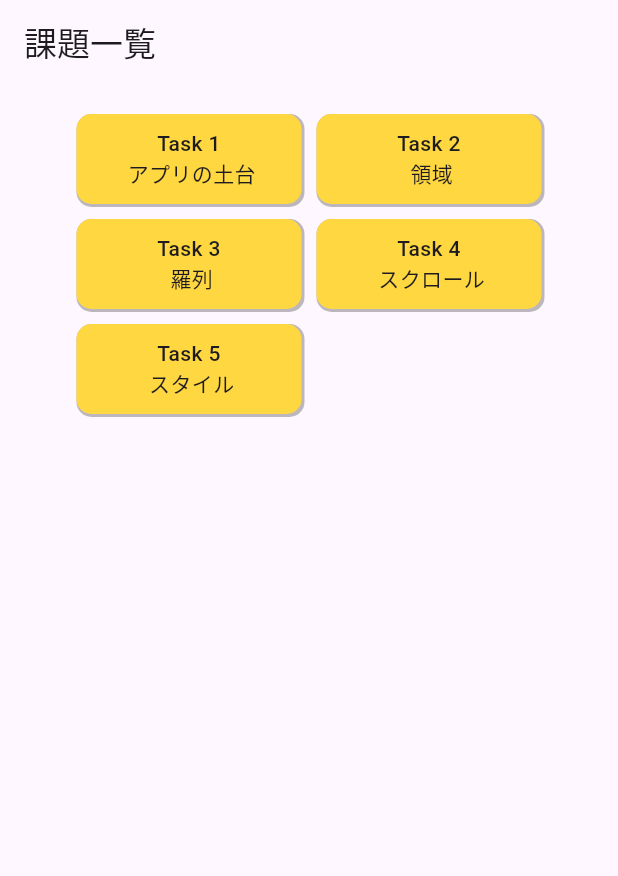
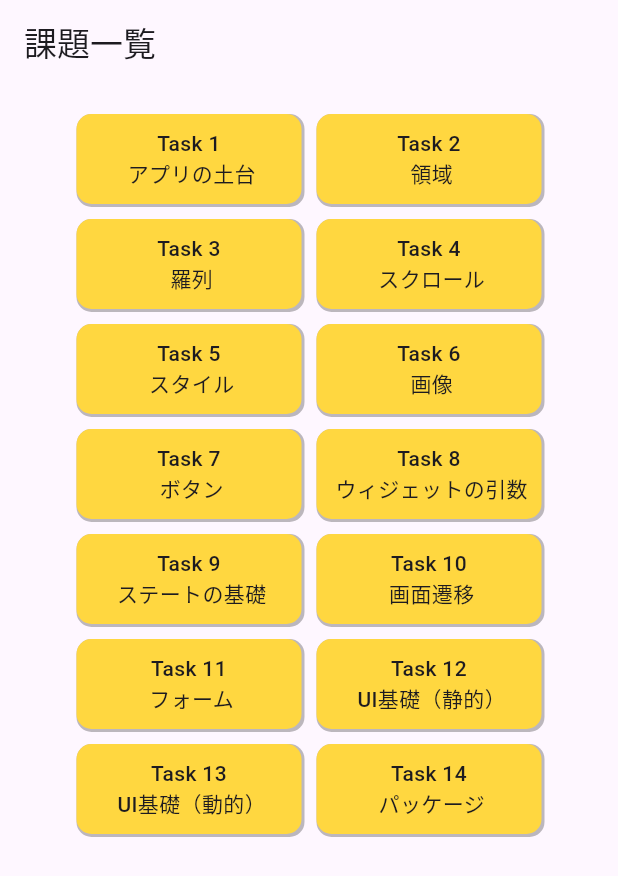
Before and after one commit to kurogoma-flutter/flutter_beginner_learning, a Flutter app: the screen it shows after launch, on a phone screen of 412 x 824 dp. Shown: the top 876 px of the screen. Run offline on Flutter 3.47's test engine with Material 2 defaults, Android fonts, the phone set to English and light mode, and no system bars; our stand-ins replace go_router; Roboto replaces fonts that are missing (Yusei_Magic).

Commit message:
課題ファイル追加

```diff
--- a/lib/00_task_list/task_list.dart
+++ b/lib/00_task_list/task_list.dart
@@ -38,6 +38,42 @@ class TaskListPage extends StatelessWidget {
                 _TaskButton(
                   label: 'Task 5 \n スタイル',
                   routeName: '/task5',
+                ),
+                _TaskButton(
+                  label: 'Task 6 \n 画像',
+                  routeName: '/task6',
+                ),
+                _TaskButton(
+                  label: 'Task 7 \n ボタン',
+                  routeName: '/task7',
+                ),
+                _TaskButton(
+                  label: 'Task 8 \n ウィジェットの引数',
+                  routeName: '/task8',
+                ),
+                _TaskButton(
+                  label: 'Task 9 \n ステートの基礎',
+                  routeName: '/task9',
+                ),
+                _TaskButton(
+                  label: 'Task 10 \n 画面遷移',
+                  routeName: '/task10',
+                ),
+                _TaskButton(
+                  label: 'Task 11 \n フォーム',
+                  routeName: '/',
+                ),
+                _TaskButton(
+                  label: 'Task 12 \n UI基礎（静的）',
+                  routeName: '/',
+                ),
+                _TaskButton(
+                  label: 'Task 13 \n UI基礎（動的）',
+                  routeName: '/',
+                ),
+                _TaskButton(
+                  label: 'Task 14 \n パッケージ',
+                  routeName: '/',
                 ),
               ],
             ),
--- a/lib/router.dart
+++ b/lib/router.dart
@@ -5,6 +5,11 @@ import 'package:flutter_beginner_learning/02_widget_area/explain.dart';
 import 'package:flutter_beginner_learning/03_line_up/explain.dart';
 import 'package:flutter_beginner_learning/04_scroll/explain.dart';
 import 'package:flutter_beginner_learning/05_style/explain.dart';
+import 'package:flutter_beginner_learning/06_image/explain.dart';
+import 'package:flutter_beginner_learning/07_button/explain.dart';
+import 'package:flutter_beginner_learning/08_params/explain.dart';
+import 'package:flutter_beginner_learning/09_state/explain.dart';
+import 'package:flutter_beginner_learning/10_navigator/explain.dart';
 import 'package:go_router/go_router.dart';
 
 final GoRouter router = GoRouter(
@@ -58,6 +63,46 @@ final GoRouter router = GoRouter(
         child: const Task5(),
       ),
     ),
+    GoRoute(
+      path: '/task6',
+      pageBuilder: (BuildContext context, GoRouterState state) =>
+          NoAnimationTransition(
+        key: state.pageKey,
+        child: const Task6(),
+      ),
+    ),
+    GoRoute(
+      path: '/task7',
+      pageBuilder: (BuildContext context, GoRouterState state) =>
+          NoAnimationTransition(
+        key: state.pageKey,
+        child: const Task7(),
+      ),
+    ),
+    GoRoute(
+      path: '/task8',
+      pageBuilder: (BuildContext context, GoRouterState state) =>
+          NoAnimationTransition(
+        key: state.pageKey,
+        child: const Task8(),
+      ),
+    ),
+    GoRoute(
+      path: '/task9',
+      pageBuilder: (BuildContext context, GoRouterState state) =>
+          NoAnimationTransition(
+        key: state.pageKey,
+        child: const Task9(),
+      ),
+    ),
+    GoRoute(
+      path: '/task10',
+      pageBuilder: (BuildContext context, GoRouterState state) =>
+          NoAnimationTransition(
+        key: state.pageKey,
+        child: const Task10(),
+      ),
+    ),
   ],
 );
 
--- a/pubspec.yaml
+++ b/pubspec.yaml
@@ -60,6 +60,9 @@ flutter:
   # the material Icons class.
   uses-material-design: true
 
+  assets:
+    - assets/sample.png
+
   # To add assets to your application, add an assets section, like this:
   # assets:
   #   - images/a_dot_burr.jpeg
```
Also changed, not shown: lib/06_image/explain.dart (added, +68 -0 lines), lib/07_button/explain.dart (added, +68 -0 lines), lib/08_params/explain.dart (added, +68 -0 lines), lib/09_state/explain.dart (added, +68 -0 lines), lib/10_navigator/explain.dart (added, +68 -0 lines), lib/06_image/task.dart (added), lib/07_button/task.dart (added), lib/08_params/task.dart (added), lib/09_state/task.dart (added), lib/10_navigator/task.dart (added), 5 other files.
